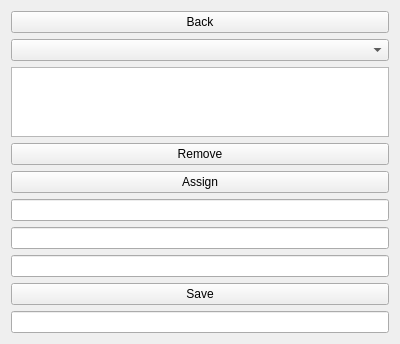
Above: ui/src/roommanagementscreen.ui from NazimBekhat/UDRMS before the change. Below: the same form after it.
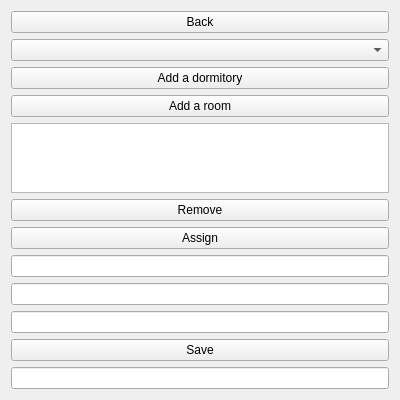
That is the form after the change.

The edit to the form file:
```diff
--- a/ui/src/roommanagementscreen.ui
+++ b/ui/src/roommanagementscreen.ui
@@ -24,6 +24,20 @@
    <item>
     <widget class="QComboBox" name="dormitoryComboBox"/>
    </item>
+   <item>
+    <widget class="QPushButton" name="addDormitoryButton">
+     <property name="text">
+      <string>Add a dormitory</string>
+     </property>
+    </widget>
+   </item>
+   <item>
+    <widget class="QPushButton" name="addRoomButton">
+     <property name="text">
+      <string>Add a room</string>
+     </property>
+    </widget>
+   </item>
    <item>
     <widget class="QListWidget" name="roomsListWidget"/>
    </item>
```
